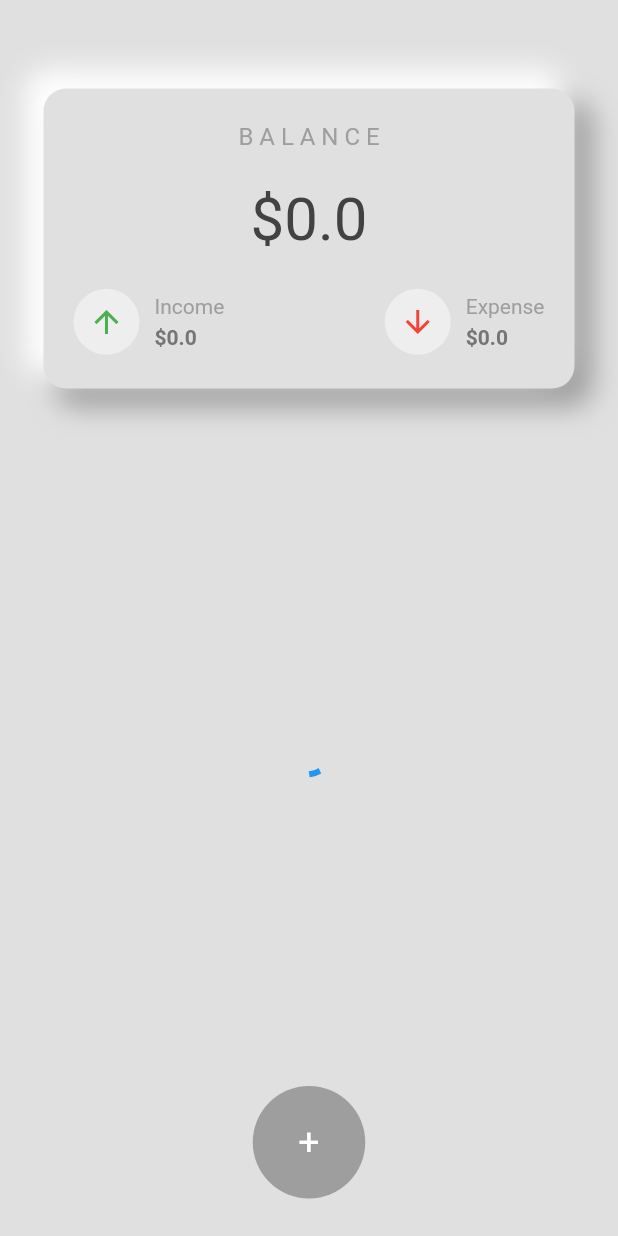
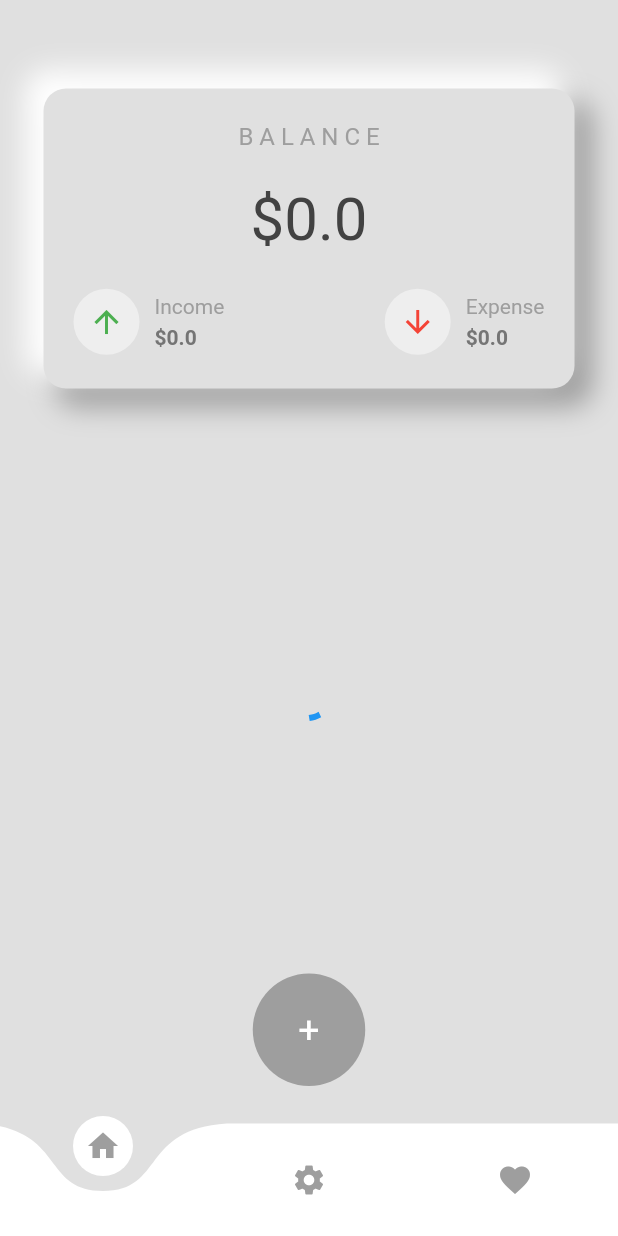
Before and after one commit to Skynetfer/Expense_GooglesheetAPI, a Flutter app: the screen it shows after launch, on a phone screen of 412 x 824 dp. Run offline on Flutter 3.47's test engine with Material 2 defaults, Android fonts, the phone set to English and light mode, and no system bars; drawn by our look-alikes of curved_navigation_bar; missing offline and left inert: gsheets; key blocks and very long unbroken strings in the code were emptied for the run.

Commit message:
fix UI HomeScreen
add new bottom navigator bar

```diff
--- a/lib/main.dart
+++ b/lib/main.dart
@@ -1,8 +1,6 @@
 import 'package:flutter/material.dart';
 import 'package:flutter_expense_googsheet_api/main_screen/api/google_sheets_api.dart';
-import 'package:flutter_expense_googsheet_api/main_screen/home_page_screen/homepage.dart';
-
-
+import 'package:flutter_expense_googsheet_api/main_screen/home_screen/homescreen.dart';
 
 void main() {
   WidgetsFlutterBinding.ensureInitialized();
@@ -17,7 +15,7 @@ class MyApp extends StatelessWidget {
   Widget build(BuildContext context) {
     return MaterialApp(
       debugShowCheckedModeBanner: false,
-      home: HomePage(),
+      home: HomeScreen(),
     );
   }
 }
--- /dev/null
+++ b/lib/main_screen/home_screen/components/list_items_bottom_bar.dart
@@ -0,0 +1,18 @@
+import 'package:flutter/material.dart';
+
+List<Widget> get ItemInBottomBar {
+  return <Widget>[
+    Icon(
+      Icons.home,
+      color: Colors.grey,
+    ),
+    Icon(
+      Icons.settings,
+      color: Colors.grey,
+    ),
+    Icon(
+      Icons.favorite,
+      color: Colors.grey,
+    ),
+  ];
+}
--- a/lib/main_screen/home_page_screen/homepage.dart
+++ b/lib/main_screen/home_screen/homescreen.dart
@@ -1,23 +1,25 @@
 import 'dart:async';
+import 'package:curved_navigation_bar/curved_navigation_bar.dart';
 import 'package:flutter/material.dart';
 import 'package:flutter_expense_googsheet_api/main_screen/api/google_sheets_api.dart';
 import 'package:flutter_expense_googsheet_api/main_screen/button/plus_button.dart';
 import 'package:flutter_expense_googsheet_api/main_screen/card/top_card.dart';
+import 'package:flutter_expense_googsheet_api/main_screen/home_screen/components/list_items_bottom_bar.dart';
 import 'package:flutter_expense_googsheet_api/main_screen/loading_layout/loading_circle.dart';
 import 'package:flutter_expense_googsheet_api/transaction/transaction.dart';
 
-class HomePage extends StatefulWidget {
-  const HomePage({Key? key}) : super(key: key);
+class HomeScreen extends StatefulWidget {
+  const HomeScreen({Key? key}) : super(key: key);
 
   @override
-  _HomePageState createState() => _HomePageState();
+  _HomeScreenState createState() => _HomeScreenState();
 }
 
-class _HomePageState extends State<HomePage> {
-  // collect user input
+class _HomeScreenState extends State<HomeScreen> {
   final _textcontrollerAMOUNT = TextEditingController();
   final _textcontrollerITEM = TextEditingController();
   final _formKey = GlobalKey<FormState>();
+  final int _index = 0;
   bool _isIncome = false;
 
   // enter the new transaction into the spreadsheet
@@ -30,7 +32,7 @@ class _HomePageState extends State<HomePage> {
     setState(() {});
   }
 
-  // new transaction
+  // add new transaction
   void _newTransaction() {
     showDialog(
         barrierDismissible: false,
@@ -149,7 +151,6 @@ class _HomePageState extends State<HomePage> {
 
   @override
   Widget build(BuildContext context) {
-    // start loading until the data arrives
     if (GoogleSheetsApi.loading == true && timerHasStarted == false) {
       startLoading();
     }
@@ -206,6 +207,19 @@ class _HomePageState extends State<HomePage> {
           ],
         ),
       ),
+      bottomNavigationBar: CurvedNavigationBar(
+        buttonBackgroundColor: Colors.white,
+        backgroundColor: (Colors.grey[300])!,
+        animationDuration: Duration(seconds: 1),
+        animationCurve: Curves.bounceOut,
+        items: ItemInBottomBar,
+        index: _index,
+        onTap: (index) {
+          setState(() {
+            index = _index;
+          });
+        },
+      ),
     );
   }
 }
--- a/lib/transaction/transaction.dart
+++ b/lib/transaction/transaction.dart
@@ -20,6 +20,7 @@ class MyTransaction extends StatelessWidget {
         child: Container(
           padding: EdgeInsets.all(15),
           color: Colors.grey[100],
+          child: Container(
             child: Row(
               mainAxisAlignment: MainAxisAlignment.spaceBetween,
               children: [
@@ -39,26 +40,30 @@ class MyTransaction extends StatelessWidget {
                     SizedBox(
                       width: 10,
                     ),
-                  Text(transactionName,
+                    Text(
+                      transactionName,
                       style: TextStyle(
                         fontSize: 16,
                         color: Colors.grey[700],
-                      )),
+                        fontWeight: FontWeight.bold,
+                      ),
+                    ),
                   ],
                 ),
                 Text(
                   (expenseOrIncome == 'expense' ? '-' : '+') + '\$' + money,
                   style: TextStyle(
-                  //fontWeight: FontWeight.bold,
                     fontSize: 16,
-                  color:
-                      expenseOrIncome == 'expense' ? Colors.red : Colors.green,
+                    color: expenseOrIncome == 'expense'
+                        ? Colors.red
+                        : Colors.green,
                   ),
                 ),
               ],
             ),
           ),
         ),
+      ),
     );
   }
 }
--- a/pubspec.yaml
+++ b/pubspec.yaml
@@ -29,6 +29,7 @@ dependencies:
   # Use with the CupertinoIcons class for iOS style icons.
   cupertino_icons: ^1.0.2
   gsheets: ^0.3.2
+  curved_navigation_bar: ^1.0.1
 
 dev_dependencies:
   flutter_test:
```
Also changed, not shown: pubspec.lock. Lines whose indentation alone changed are shown as unchanged.
